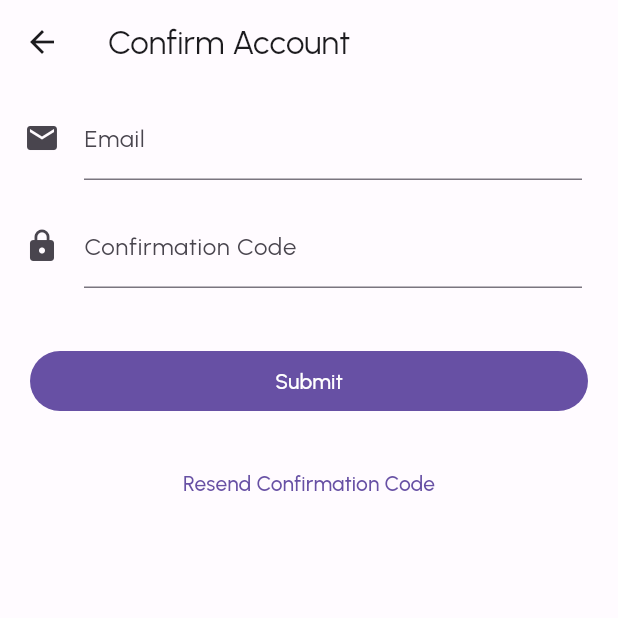
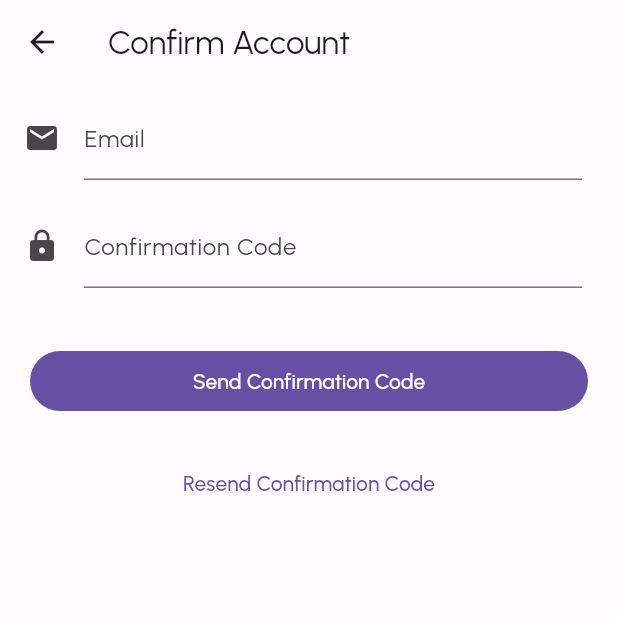
Before and after one commit to lbal837/capstone, a Flutter app: the ConfirmationScreen screen opened directly, on a phone screen of 412 x 824 dp, the top half of it. Run offline on Flutter 3.47's test engine with Material 2 defaults, Android fonts, the phone set to English and light mode, and no system bars; our stand-ins replace firebase_core, firebase_messaging, flutter_spinkit, shared_preferences; missing offline and left inert: amazon_cognito_identity_dart_2; accounts and stored records are empty.

Commit message:
Rename `Submit` to `Send Confirmation Code` in confirm_user_button.dart

```diff
--- a/frontend/lib/ui/confirmation/widgets/confirm_user_button.dart
+++ b/frontend/lib/ui/confirmation/widgets/confirm_user_button.dart
@@ -18,7 +18,7 @@ class ConfirmUserButton extends StatelessWidget {
       child: FilledButton(
         onPressed: onPressed,
         child: const Text(
-          'Submit',
+          'Send Confirmation Code',
         ),
       ),
     );
```
